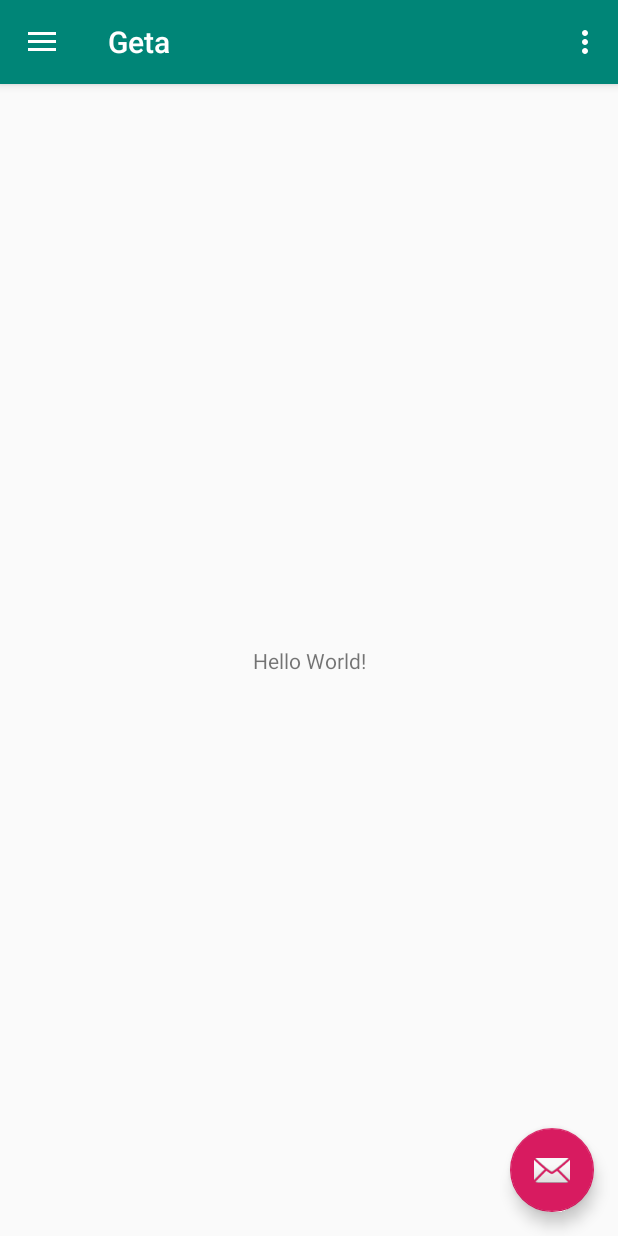
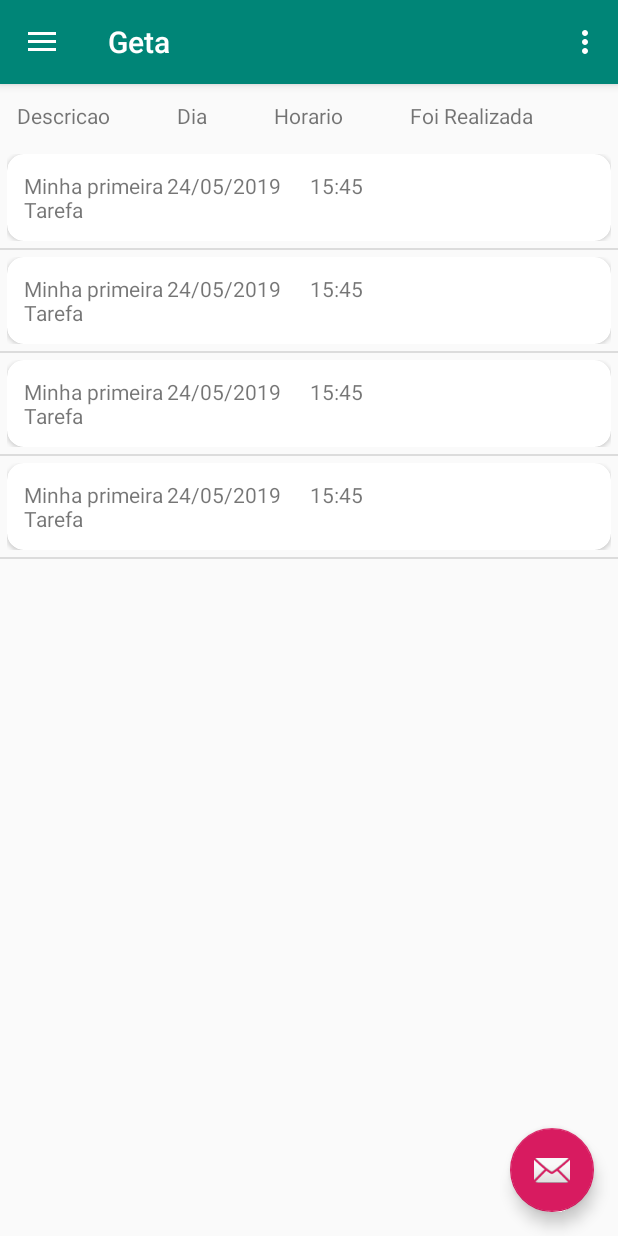
Before and after one commit to igorb22/Geta, an Android app: the screen it shows after launch (MainActivity), on a phone screen of 412 x 824 dp. Run offline under Robolectric (Android 15) with nearby library versions, the phone set to English and light mode, and no system bars.

Commit message:
adicionando tela com que mostra lista de tarefas

```diff
--- a/Codigo/Geta/app/build.gradle
+++ b/Codigo/Geta/app/build.gradle
@@ -22,6 +22,7 @@ dependencies {
     implementation fileTree(dir: 'libs', include: ['*.jar'])
     implementation 'com.android.support:appcompat-v7:28.0.0'
     implementation 'com.android.support:support-v4:28.0.0'
+    implementation 'com.android.support:recyclerview-v7:28.0.0'
     implementation 'com.android.support:design:28.0.0'
     implementation 'com.android.support.constraint:constraint-layout:1.1.3'
     testImplementation 'junit:junit:4.12'
--- /dev/null
+++ b/Codigo/Geta/app/src/main/java/Model/Task.java
@@ -0,0 +1,104 @@
+package Model;
+
+import java.sql.Time;
+import java.util.Date;
+
+public class Task {
+
+    private int idTarefa;
+    private String descricao;
+    private String dia;
+    private String hora;
+    private int idUsuario;
+    private int tarefaPessoal;
+    private boolean foiRealizada;
+    private int idTarefaPeriodica;
+    private String data;
+
+
+    public Task(){}
+
+    public Task(int idTarefa, String descricao, String dia, String hora, int idUsuario, int tarefaPessoal, boolean foiRealizada, int idTarefaPeriodica, String data) {
+        this.idTarefa = idTarefa;
+        this.descricao = descricao;
+        this.dia = dia;
+        this.hora = hora;
+        this.idUsuario = idUsuario;
+        this.tarefaPessoal = tarefaPessoal;
+        this.foiRealizada = foiRealizada;
+        this.idTarefaPeriodica = idTarefaPeriodica;
+        this.data = data;
+    }
+
+    public void setIdTarefa(int idTarefa) {
+        this.idTarefa = idTarefa;
+    }
+
+    public void setDescricao(String descricao) {
+        this.descricao = descricao;
+    }
+
+    public void setDia(String dia) {
+        this.dia = dia;
+    }
+
+    public void setHora(String hora) {
+        this.hora = hora;
+    }
+
+    public void setIdUsuario(int idUsuario) {
+        this.idUsuario = idUsuario;
+    }
+
+    public void setTarefaPessoal(int tarefaPessoal) {
+        this.tarefaPessoal = tarefaPessoal;
+    }
+
+    public void setFoiRealizada(boolean foiRealizada) {
+        this.foiRealizada = foiRealizada;
+    }
+
+    public void setIdTarefaPeriodica(int idTarefaPeriodica) {
+        this.idTarefaPeriodica = idTarefaPeriodica;
+    }
+
+    public void setData(String data) {
+        this.data = data;
+    }
+
+    public int getIdTarefa() {
+        return idTarefa;
+    }
+
+    public String getDescricao() {
+        return descricao;
+    }
+
+    public String getDia() {
+        return dia;
+    }
+
+    public String getHora() {
+        return hora;
+    }
+
+    public int getIdUsuario() {
+        return idUsuario;
+    }
+
+    public int getTarefaPessoal() {
+        return tarefaPessoal;
+    }
+
+    public boolean isFoiRealizada() {
+        return foiRealizada;
+    }
+
+    public int getIdTarefaPeriodica() {
+        return idTarefaPeriodica;
+    }
+
+    public String getData() {
+        return data;
+    }
+}
--- /dev/null
+++ b/Codigo/Geta/app/src/main/java/Services/LineHolder.java
@@ -0,0 +1,26 @@
+package Services;
+
+import android.support.v7.widget.RecyclerView;
+import android.view.View;
+import android.widget.ImageButton;
+import android.widget.ImageView;
+import android.widget.TextView;
+
+import com.example.geta.R;
+
+public class LineHolder extends RecyclerView.ViewHolder{
+    public TextView task_description;
+    public TextView task_date;
+    public TextView task_hour;
+    public ImageView task_realized;
+
+
+    public LineHolder(View itemView) {
+        super(itemView);
+
+        task_description = itemView.findViewById(R.id.task_name);
+        task_date = itemView.findViewById(R.id.task_date);
+        task_hour = itemView.findViewById(R.id.task_hour);
+        task_realized = itemView.findViewById(R.id.task_realized);
+    }
+}
--- /dev/null
+++ b/Codigo/Geta/app/src/main/java/Services/TaskAdapter.java
@@ -0,0 +1,42 @@
+package Services;
+
+import android.support.v7.widget.RecyclerView;
+import android.view.LayoutInflater;
+import android.view.ViewGroup;
+
+import com.example.geta.R;
+
+import java.util.ArrayList;
+import java.util.List;
+
+import Model.Task;
+
+public class TaskAdapter extends RecyclerView.Adapter<LineHolder> {
+
+    private final List<Task> tasks;
+
+    public TaskAdapter(ArrayList tasks) {
+        this.tasks = tasks;
+    }
+
+    @Override
+    public LineHolder onCreateViewHolder(ViewGroup parent, int viewType) {
+        return new LineHolder(LayoutInflater.from(parent.getContext())
+                .inflate(R.layout.main_line_view, parent, false));
+    }
+
+    @Override
+    public void onBindViewHolder(LineHolder holder, int position) {
+        holder.task_description.setText(tasks.get(position).getDescricao());
+        holder.task_date.setText(tasks.get(position).getData().toString());
+        holder.task_hour.setText(tasks.get(position).getHora().toString());
+        // setar imagens aqui
+
+    }
+
+    @Override
+    public int getItemCount() {
+        return tasks != null ? tasks.size() : 0;
+    }
+
+}
--- a/Codigo/Geta/app/src/main/java/com/example/geta/MainActivity.java
+++ b/Codigo/Geta/app/src/main/java/com/example/geta/MainActivity.java
@@ -3,6 +3,10 @@ package com.example.geta;
 import android.os.Bundle;
 import android.support.design.widget.FloatingActionButton;
 import android.support.design.widget.Snackbar;
+import android.support.v4.app.FragmentManager;
+import android.support.v4.app.FragmentTransaction;
+import android.support.v7.widget.LinearLayoutManager;
+import android.support.v7.widget.RecyclerView;
 import android.view.View;
 import android.support.v4.view.GravityCompat;
 import android.support.v7.app.ActionBarDrawerToggle;
@@ -16,6 +20,8 @@ import android.view.Menu;
 
 public class MainActivity extends AppCompatActivity
         implements NavigationView.OnNavigationItemSelectedListener {
+
+
 
     @Override
     protected void onCreate(Bundle savedInstanceState) {
@@ -38,6 +44,13 @@ public class MainActivity extends AppCompatActivity
         drawer.addDrawerListener(toggle);
         toggle.syncState();
         navigationView.setNavigationItemSelectedListener(this);
+
+
+        FragmentManager fm = getSupportFragmentManager();
+        // Abre uma transação e adiciona
+        FragmentTransaction ft = fm.beginTransaction();
+        ft.add(R.id.fragment_content, new TaskFragment());
+        ft.commit();
     }
 
     @Override
--- /dev/null
+++ b/Codigo/Geta/app/src/main/java/com/example/geta/TaskFragment.java
@@ -0,0 +1,65 @@
+package com.example.geta;
+
+
+import android.os.Bundle;
+import android.support.v4.app.Fragment;
+import android.support.v7.widget.DividerItemDecoration;
+import android.support.v7.widget.LinearLayoutManager;
+import android.support.v7.widget.RecyclerView;
+import android.view.LayoutInflater;
+import android.view.View;
+import android.view.ViewGroup;
+
+import java.util.ArrayList;
+
+import Model.Task;
+import Services.TaskAdapter;
+
+
+/**
+ * A simple {@link Fragment} subclass.
+ */
+public class TaskFragment extends Fragment {
+
+    RecyclerView mRecyclerView;
+    private TaskAdapter mAdapter;
+
+    public TaskFragment() {
+        // Required empty public constructor
+    }
+
+
+    @Override
+    public View onCreateView(LayoutInflater inflater, ViewGroup container,
+                             Bundle savedInstanceState) {
+        // Inflate the layout for this fragment
+        View v =  inflater.inflate(R.layout.fragment_task, container, false);
+
+        mRecyclerView =  v.findViewById(R.id.my_recycler_view);
+
+        RecyclerView.LayoutManager layoutManager = new LinearLayoutManager(getActivity());
+        mRecyclerView.setLayoutManager(layoutManager);
+
+        // Adiciona o adapter que irá anexar os objetos à lista.
+        // Está sendo criado com lista vazia, pois será preenchida posteriormente.
+
+        ArrayList<Task> task = new ArrayList<>();
+
+        Task l = new Task(1,"Minha primeira Tarefa","segunda","15:45",1,1,false,1,"24/05/2019");
+        task.add(l);
+        task.add(l);
+        task.add(l);
+        task.add(l);
+
+        mAdapter = new TaskAdapter(task);
+        mRecyclerView.setAdapter(mAdapter);
+
+        // Configurando um dividr entre linhas, para uma melhor visualização.
+        mRecyclerView.addItemDecoration(
+                new DividerItemDecoration(getActivity(), DividerItemDecoration.VERTICAL));
+
+
+        return v;
+    }
+
+}
--- a/Codigo/Geta/app/src/main/res/layout/content_main.xml
+++ b/Codigo/Geta/app/src/main/res/layout/content_main.xml
@@ -1,20 +1,18 @@
 <?xml version="1.0" encoding="utf-8"?>
-<android.support.constraint.ConstraintLayout xmlns:android="http://schemas.android.com/apk/res/android"
+<FrameLayout xmlns:android="http://schemas.android.com/apk/res/android"
     xmlns:app="http://schemas.android.com/apk/res-auto"
     xmlns:tools="http://schemas.android.com/tools"
     android:layout_width="match_parent"
-    android:layout_height="match_parent"
+    android:layout_height="wrap_content"
     app:layout_behavior="@string/appbar_scrolling_view_behavior"
     tools:context=".MainActivity"
     tools:showIn="@layout/app_bar_main">
 
-    <TextView
-        android:layout_width="wrap_content"
-        android:layout_height="wrap_content"
-        android:text="Hello World!"
-        app:layout_constraintBottom_toBottomOf="parent"
-        app:layout_constraintLeft_toLeftOf="parent"
-        app:layout_constraintRight_toRightOf="parent"
-        app:layout_constraintTop_toTopOf="parent" />
 
-</android.support.constraint.ConstraintLayout>
+
+    <FrameLayout
+        android:id="@+id/fragment_content"
+        android:layout_width="match_parent"
+        android:layout_height="match_parent" />
+
+</FrameLayout>
--- /dev/null
+++ b/Codigo/Geta/app/src/main/res/layout/fragment_task.xml
@@ -0,0 +1,45 @@
+<?xml version="1.0" encoding="utf-8"?>
+<LinearLayout xmlns:android="http://schemas.android.com/apk/res/android"
+    xmlns:tools="http://schemas.android.com/tools"
+    android:layout_width="match_parent"
+    android:layout_height="match_parent"
+    android:orientation="vertical"
+    tools:context=".TaskFragment">
+
+    <LinearLayout
+        android:layout_width="match_parent"
+        android:layout_height="wrap_content"
+        android:padding="5pt"
+        android:orientation="horizontal">
+
+        <TextView
+            android:layout_width="wrap_content"
+            android:layout_height="wrap_content"
+            android:layout_weight="1"
+            android:text="Descricao"/>
+
+        <TextView
+            android:layout_width="wrap_content"
+            android:layout_height="wrap_content"
+            android:layout_weight="1"
+            android:text="Dia"/>
+
+        <TextView
+            android:layout_width="wrap_content"
+            android:layout_height="wrap_content"
+            android:layout_weight="1"
+            android:text="Horario"/>
+
+        <TextView
+            android:layout_width="wrap_content"
+            android:layout_height="wrap_content"
+            android:layout_weight="1"
+            android:text="Foi Realizada"/>
+    </LinearLayout>
+
+    <android.support.v7.widget.RecyclerView
+        android:id="@+id/my_recycler_view"
+        android:scrollbars="vertical"
+        android:layout_width="match_parent"
+        android:layout_height="match_parent"/>
+</LinearLayout>
--- /dev/null
+++ b/Codigo/Geta/app/src/main/res/layout/main_line_view.xml
@@ -0,0 +1,56 @@
+<?xml version="1.0" encoding="utf-8"?>
+<android.support.constraint.ConstraintLayout xmlns:android="http://schemas.android.com/apk/res/android"
+    xmlns:tools="http://schemas.android.com/tools"
+    android:layout_width="match_parent"
+    android:layout_height="wrap_content"
+    android:padding="2pt"
+    xmlns:app="http://schemas.android.com/apk/res-auto">
+
+    <android.support.v7.widget.CardView
+        android:layout_width="match_parent"
+        android:layout_height="wrap_content"
+        android:elevation="5pt"
+        app:cardCornerRadius="5pt"
+        tools:ignore="MissingConstraints">
+
+       <LinearLayout
+           android:layout_width="match_parent"
+           android:layout_height="wrap_content"
+           android:orientation="horizontal"
+           android:padding="5pt">
+
+
+           <TextView
+               android:id="@+id/task_name"
+               android:text="Minha tarefa"
+               android:layout_weight="1"
+               android:layout_width="match_parent"
+               android:layout_height="wrap_content" />
+
+
+           <TextView
+               android:id="@+id/task_date"
+               android:text="24/05/1998"
+               android:layout_weight="1"
+               android:layout_width="match_parent"
+               android:layout_height="wrap_content" />
+
+
+           <TextView
+               android:id="@+id/task_hour"
+               android:text="15:45"
+               android:layout_weight="1"
+               android:layout_width="match_parent"
+               android:layout_height="wrap_content" />
+
+           <android.support.v7.widget.AppCompatImageView
+               android:id="@+id/task_realized"
+               android:text="sim"
+               android:layout_weight="1"
+               android:layout_width="match_parent"
+               android:layout_height="wrap_content" />
+
+       </LinearLayout>
+    </android.support.v7.widget.CardView>
+
+</android.support.constraint.ConstraintLayout>
--- a/Codigo/Geta/app/src/main/res/values/strings.xml
+++ b/Codigo/Geta/app/src/main/res/values/strings.xml
@@ -13,4 +13,7 @@
     <string name="menu_tools">Tools</string>
     <string name="menu_share">Share</string>
     <string name="menu_send">Send</string>
+
+    <!-- TODO: Remove or change this placeholder text -->
+    <string name="hello_blank_fragment">Hello blank fragment</string>
 </resources>
```
Also changed, not shown: 3 other files.
